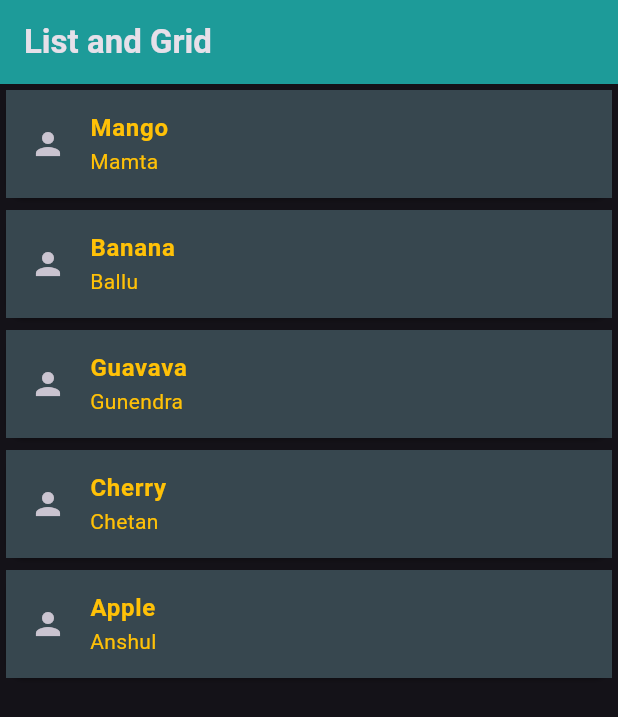
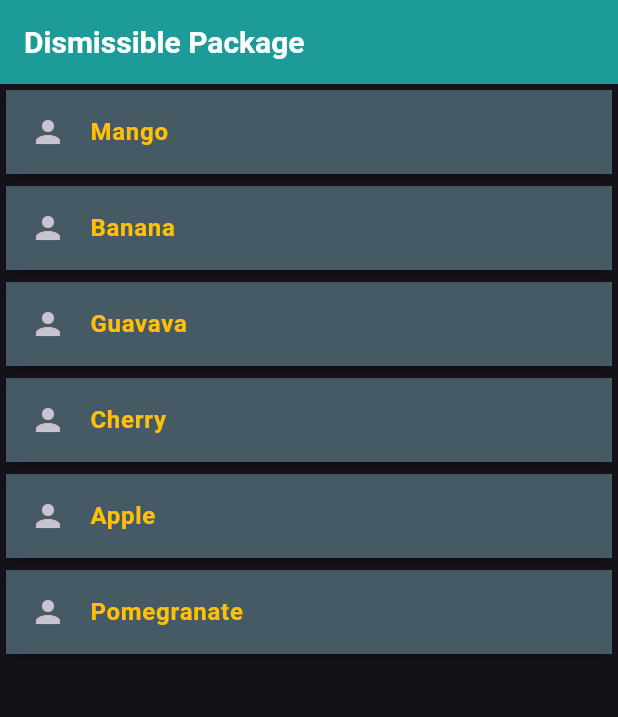
Before and after one commit to anshulkapoor08/quicklearn, a Flutter app: the screen it shows after launch, on a phone screen of 412 x 824 dp. Shown: the top 717 px of the screen. Run offline on Flutter 3.47's test engine with Material 3 defaults, Android fonts, the phone set to English and light mode, and no system bars.

Commit message:
Third commit

```diff
--- a/lib/main.dart
+++ b/lib/main.dart
@@ -1,8 +1,11 @@
 import 'package:amk/widgets/button.dart';
 import 'package:amk/widgets/container_sized.dart';
+import 'package:amk/widgets/dissimible.dart';
+import 'package:amk/widgets/format.dart';
 import 'package:amk/widgets/list_grid.dart';
 import 'package:amk/widgets/rowscol.dart';
 import 'package:flutter/material.dart';
+import 'package:amk/widgets/snackbar.dart';
 
 void main() {
   runApp(const MaterialApp(
@@ -23,7 +26,7 @@ class myApp extends StatelessWidget {
         brightness: Brightness.dark,
         primaryColor: Colors.purpleAccent,
       ),
-      home: ListGrid(),
+      home: const DismissibleWidget(),
     );
   }
 }
--- /dev/null
+++ b/lib/widgets/dissimible.dart
@@ -0,0 +1,75 @@
+import 'package:flutter/material.dart';
+
+class DismissibleWidget extends StatefulWidget {
+  const DismissibleWidget({super.key});
+
+  @override
+  State<DismissibleWidget> createState() => _DismissibleWidgetState();
+}
+
+class _DismissibleWidgetState extends State<DismissibleWidget> {
+  List<String> fruits = [
+    'Mango',
+    'Banana',
+    'Guavava',
+    'Cherry',
+    'Apple',
+    'Pomegranate'
+  ];
+
+  @override
+  Widget build(BuildContext context) {
+    return Scaffold(
+      appBar: AppBar(
+        elevation: 15,
+        backgroundColor: Colors.teal,
+        title: Text(
+          'Dismissible Package',
+          style: TextStyle(
+            fontWeight: FontWeight.bold,
+            fontSize: 20,
+            color: Colors.white,
+          ),
+        ),
+      ),
+      body: ListView.builder(
+
+          itemCount: fruits.length,
+          itemBuilder: (context, index) {
+            final fal = fruits[index];
+            return Dismissible(
+                onDismissed: (direction) {
+                  if (direction == DismissDirection.startToEnd) {
+                    ScaffoldMessenger.of(context).showSnackBar(
+                      SnackBar(
+                        //duration: Duration(milliseconds: 300),
+                        content: Text(fruits[index]),
+                        backgroundColor: Colors.red.shade300,
+                      ),
+                    );
+                  } else {
+                    ScaffoldMessenger.of(context).showSnackBar(SnackBar(
+                        //duration: Duration(milliseconds: 300),
+                        content: Text(fruits[index]),
+                        backgroundColor: Colors.green.shade300));
+                  }
+                },
+                key: Key(fal),
+              background: Container(
+                color: Colors.redAccent.shade400,
+
+              ),
+              secondaryBackground: Container(color: Colors.green.shade700,),
+                child: Card(
+                  child: ListTile(
+                    tileColor: Colors.blueGrey.shade700,
+                    textColor: Colors.amber,
+                      leading: const Icon(Icons.person),
+                      title: Text(fruits[index], style: TextStyle(
+            fontWeight: FontWeight.bold,
+            fontSize: 16,),),),
+                ),);
+          },),
+    );
+  }
+}
```
Also changed, not shown: lib/widgets/button.dart (+7 -10 lines), lib/widgets/format.dart (added, +22 -0 lines), lib/widgets/snackbar.dart (added, +60 -0 lines).
